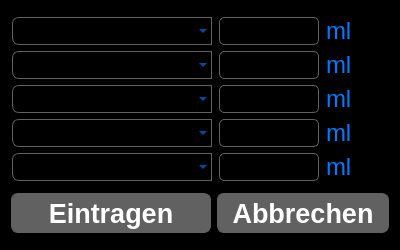
Before: the Qt Designer form ui_elements/handadds.ui in AndreWohnsland/CocktailBerry, drawn with Qt 5.
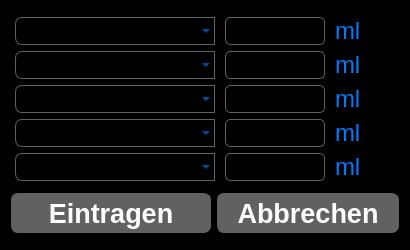
After: the same form once the commit is applied. Custom widgets are drawn as their Qt base class.

```diff
--- a/ui_elements/handadds.ui
+++ b/ui_elements/handadds.ui
@@ -6,19 +6,19 @@
    <rect>
     <x>0</x>
     <y>0</y>
-    <width>400</width>
+    <width>410</width>
     <height>250</height>
    </rect>
   </property>
   <property name="minimumSize">
    <size>
-    <width>400</width>
+    <width>410</width>
     <height>250</height>
    </size>
   </property>
   <property name="maximumSize">
    <size>
-    <width>400</width>
+    <width>410</width>
     <height>250</height>
    </size>
   </property>
```
